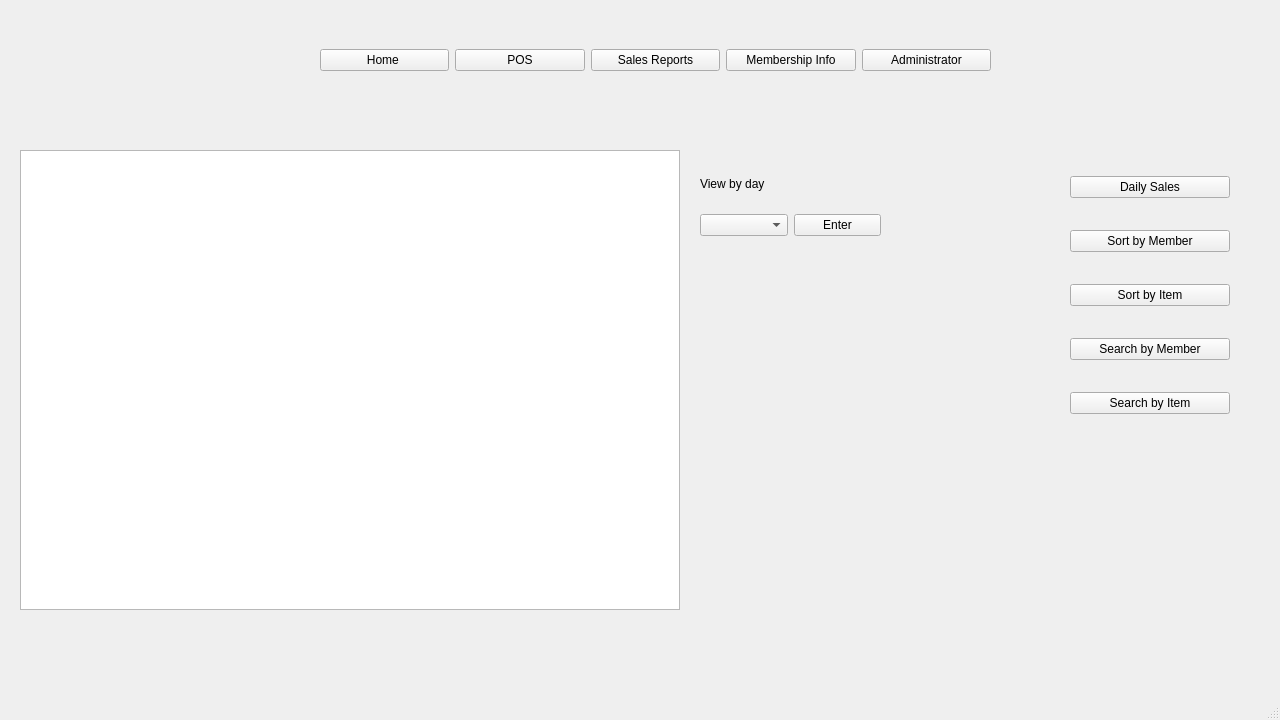
Before: the Qt Designer form mainwindow.ui in Big-Dogs/Bulk-Club-Project, drawn with Qt 5.
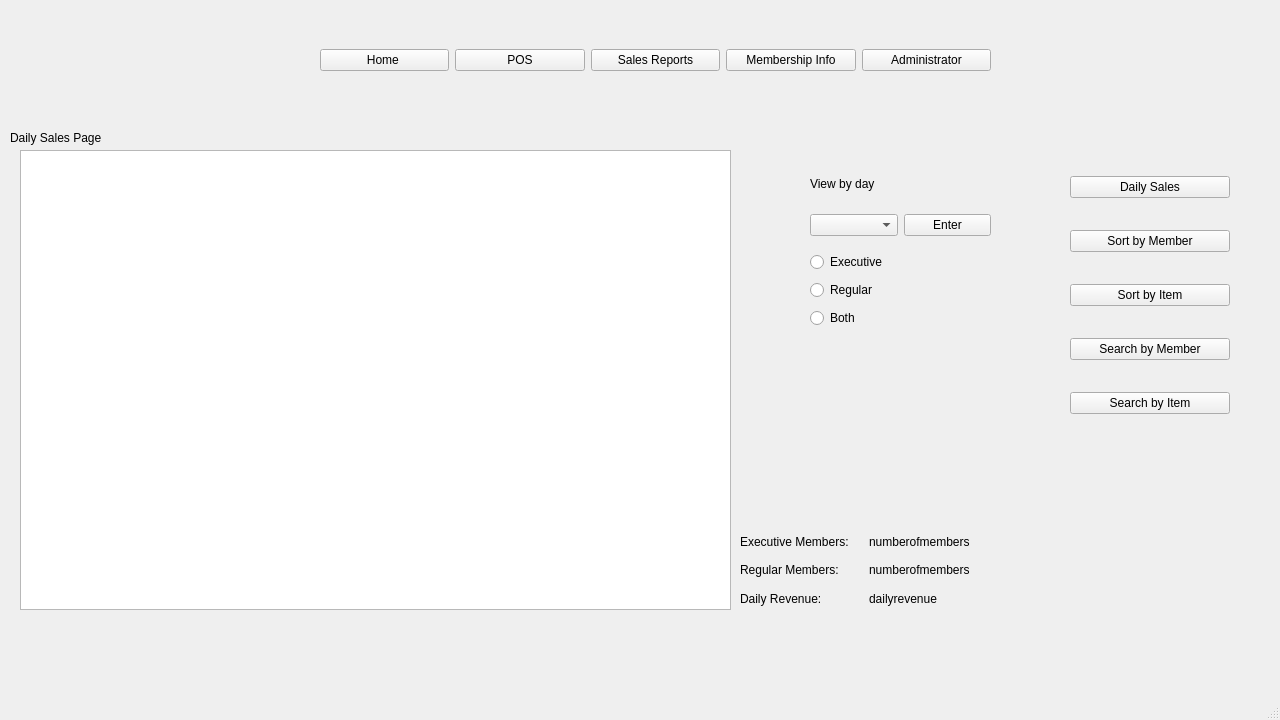
After: the same form once the commit is applied. The open tabs and pages were chosen to show the change.

Commit message:
bugfixes after saturday run through
daily sales report filters by membership type
daily sales report lists number of each member type
daily sales report lists daily revenue
daily sales report includes member name
daily sales report proper number of decimals

add sales tax to POS receipt and daily sales report

POS combo boxes update after adding/deleting items and members

added headers for every page

suggested upgrades and downgrades now only accessible to administrator

Diff of the .ui file:
```diff
--- a/mainwindow.ui
+++ b/mainwindow.ui
@@ -186,7 +186,7 @@
          <rect>
           <x>20</x>
           <y>30</y>
-          <width>660</width>
+          <width>711</width>
           <height>460</height>
          </rect>
         </property>
@@ -194,7 +194,7 @@
        <widget class="QWidget" name="gridLayoutWidget_9">
         <property name="geometry">
          <rect>
-          <x>700</x>
+          <x>810</x>
           <y>40</y>
           <width>181</width>
           <height>76</height>
@@ -220,6 +220,106 @@
          </item>
         </layout>
        </widget>
+       <widget class="QWidget" name="gridLayoutWidget_4">
+        <property name="geometry">
+         <rect>
+          <x>810</x>
+          <y>130</y>
+          <width>160</width>
+          <height>80</height>
+         </rect>
+        </property>
+        <layout class="QGridLayout" name="gridLayout_sales_byday_status">
+         <item row="0" column="0">
+          <widget class="QRadioButton" name="radioButton_sales_byday_executive">
+           <property name="text">
+            <string>Executive</string>
+           </property>
+          </widget>
+         </item>
+         <item row="1" column="0">
+          <widget class="QRadioButton" name="radioButton_sales_byday_regular">
+           <property name="text">
+            <string>Regular</string>
+           </property>
+          </widget>
+         </item>
+         <item row="2" column="0">
+          <widget class="QRadioButton" name="radioButton_sales_byday_both">
+           <property name="text">
+            <string>Both</string>
+           </property>
+          </widget>
+         </item>
+        </layout>
+       </widget>
+       <widget class="QWidget" name="gridWidget_sales_byday_labels" native="true">
+        <property name="geometry">
+         <rect>
+          <x>740</x>
+          <y>410</y>
+          <width>251</width>
+          <height>80</height>
+         </rect>
+        </property>
+        <layout class="QGridLayout" name="gridLayout_sales_byday_labels">
+         <item row="1" column="0">
+          <widget class="QLabel" name="label_sales_byday_regular">
+           <property name="text">
+            <string>Regular Members:</string>
+           </property>
+          </widget>
+         </item>
+         <item row="2" column="0">
+          <widget class="QLabel" name="label_sales_byday_revenue">
+           <property name="text">
+            <string>Daily Revenue:</string>
+           </property>
+          </widget>
+         </item>
+         <item row="1" column="1">
+          <widget class="QLabel" name="label_sales_byday_numberofregular">
+           <property name="text">
+            <string>numberofmembers</string>
+           </property>
+          </widget>
+         </item>
+         <item row="2" column="1">
+          <widget class="QLabel" name="label_sales_byday_dailyrevenue">
+           <property name="text">
+            <string>dailyrevenue</string>
+           </property>
+          </widget>
+         </item>
+         <item row="0" column="0">
+          <widget class="QLabel" name="label_sales_byday_executive">
+           <property name="text">
+            <string>Executive Members:</string>
+           </property>
+          </widget>
+         </item>
+         <item row="0" column="1">
+          <widget class="QLabel" name="label_sales_byday_numberofexecutive">
+           <property name="text">
+            <string>numberofmembers</string>
+           </property>
+          </widget>
+         </item>
+        </layout>
+       </widget>
+       <widget class="QLabel" name="label_sales_bydaypage">
+        <property name="geometry">
+         <rect>
+          <x>10</x>
+          <y>10</y>
+          <width>101</width>
+          <height>16</height>
+         </rect>
+        </property>
+        <property name="text">
+         <string>Daily Sales Page</string>
+        </property>
+       </widget>
       </widget>
       <widget class="QWidget" name="page_sales_sortmember">
        <widget class="QLabel" name="label_membersales">
```
Left out of the diff: 129 changed lines with no effect on the pictures. The commit also changes 2 other files.
